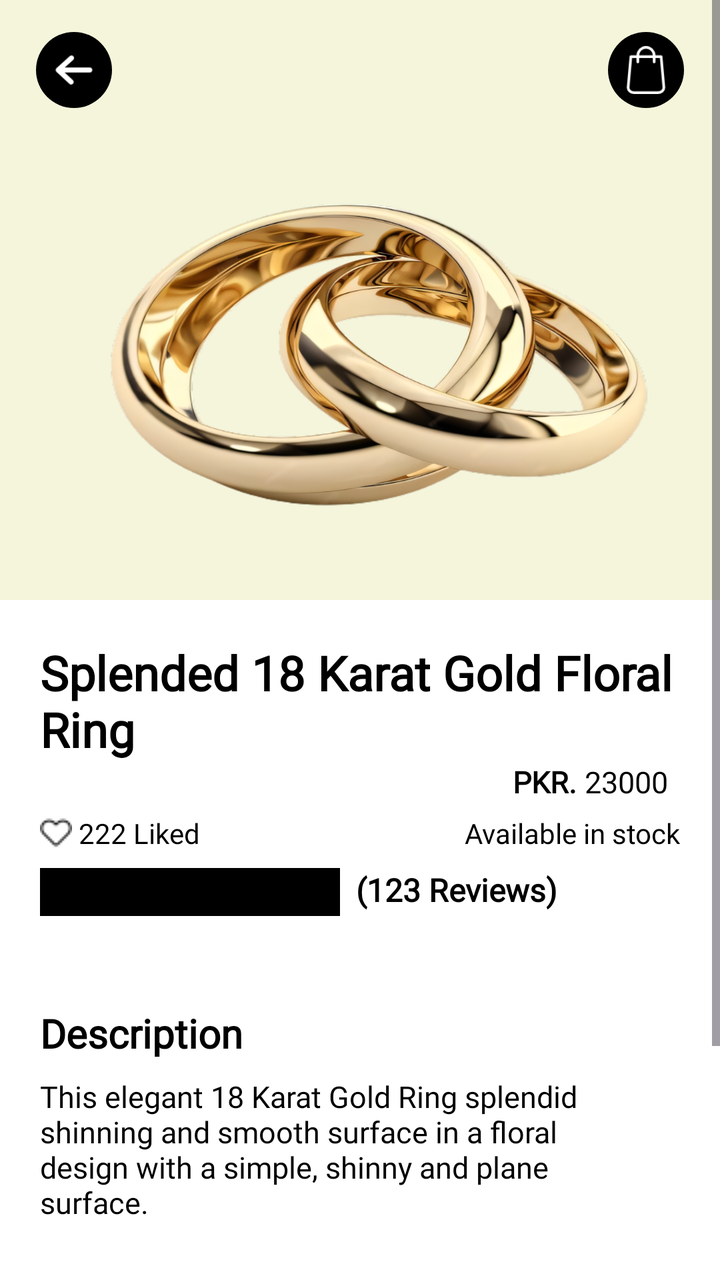
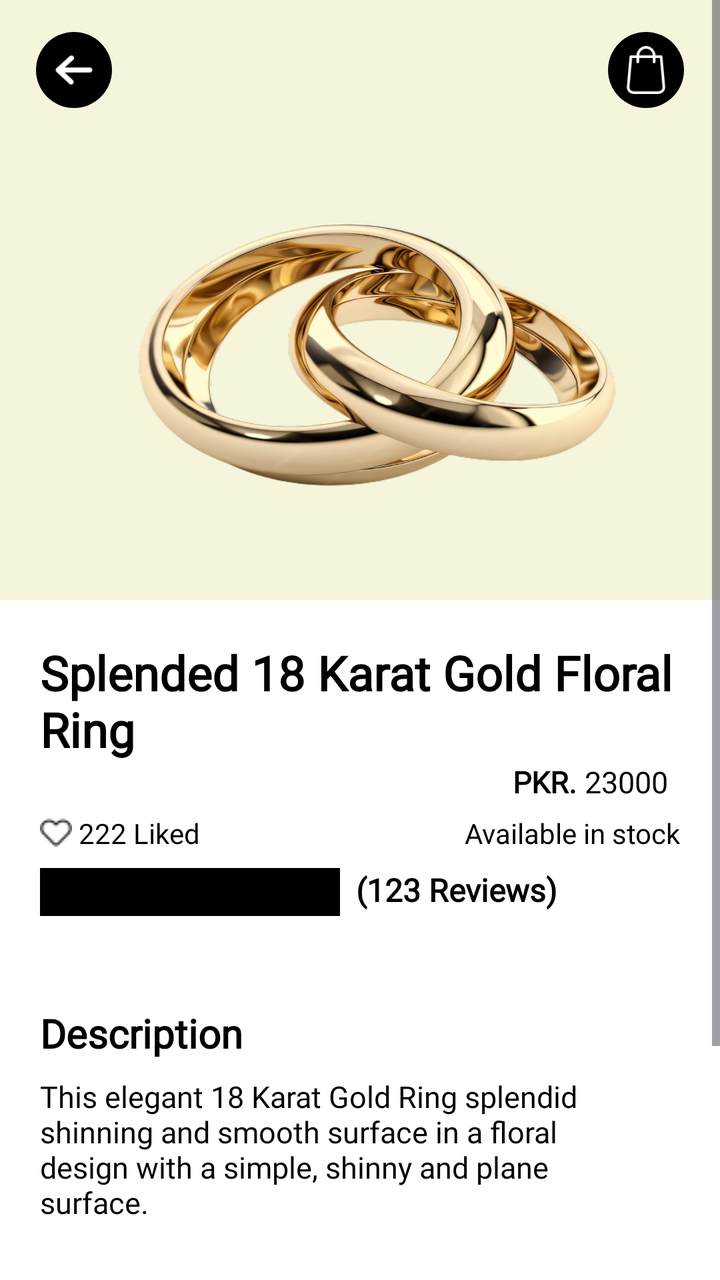

The first picture is an Android layout as it rendered before a commit; the second is the same layout after the commit. The layout source and the unified diff follow.
<!-- AndroidManifest.xml: application theme Theme.SparkleHaven -->
<!-- res/layout/activity_product_details.xml -->
<?xml version="1.0" encoding="utf-8"?>
<ScrollView xmlns:android="http://schemas.android.com/apk/res/android"
    xmlns:app="http://schemas.android.com/apk/res-auto"
    xmlns:tools="http://schemas.android.com/tools"
    android:id="@+id/main"
    android:layout_width="match_parent"
    android:layout_height="match_parent"
    android:background="@color/White_Pure"
    tools:context=".product.activities.ProductDetailsActivity">

    <LinearLayout
        android:layout_width="match_parent"
        android:layout_height="match_parent"
        android:orientation="vertical">

        <LinearLayout
            android:layout_width="match_parent"
            android:layout_height="300dp"
            android:orientation="vertical"
            android:background="@color/Beige">

            <LinearLayout
                android:layout_width="match_parent"
                android:layout_height="wrap_content"
                android:orientation="horizontal"
                android:layout_marginTop="16dp"
                android:layout_marginHorizontal="18dp">

                <LinearLayout
                    android:layout_width="match_parent"
                    android:layout_height="wrap_content"
                    android:layout_weight="1">

                    <LinearLayout
                        android:layout_width="38dp"
                        android:layout_height="38dp"
                        android:background="@drawable/black_fill_circle_shape"
                        android:padding="6dp">

                        <ImageView
                            android:layout_width="match_parent"
                            android:layout_height="match_parent"
                            android:src="@drawable/back64"
                            app:tint="@color/white" />

                    </LinearLayout>

                </LinearLayout>

                <LinearLayout
                    android:id="@+id/goToCartBtn"
                    android:layout_width="38dp"
                    android:layout_height="38dp"
                    android:background="@drawable/black_fill_circle_shape"
                    android:gravity="center"
                    android:padding="7dp">

                    <ImageView
                        android:layout_width="match_parent"
                        android:layout_height="match_parent"
                        android:src="@drawable/shopping_bag"
                        app:tint="@color/white" />

                </LinearLayout>

            </LinearLayout>

            <ImageView
                android:id="@+id/mainProductImage"
                android:layout_width="match_parent"
                android:layout_height="match_parent"
                android:scaleType="fitXY"
                android:src="@drawable/pure_gold_couple_ring"/>

        </LinearLayout>

        <LinearLayout
            android:layout_width="match_parent"
            android:layout_height="match_parent"
            android:orientation="vertical"
            android:padding="20dp">

            <TextView
                android:id="@+id/productName"
                android:layout_width="wrap_content"
                android:layout_height="wrap_content"
                android:text="Splended 18 Karat Gold Floral Ring"
                android:textColor="@color/black"
                android:textSize="24sp"
                android:maxLines="2"
                android:ellipsize="end"
                android:fontFamily="@font/cinzel_medium"
                android:textStyle="bold"/>

            <LinearLayout
                android:layout_width="match_parent"
                android:layout_height="wrap_content"
                android:orientation="horizontal"
                android:gravity="end"
                android:layout_marginEnd="6dp">

                <TextView
                    android:layout_width="wrap_content"
                    android:layout_height="wrap_content"
                    android:text="PKR."
                    android:textStyle="bold"
                    android:textSize="15sp"
                    android:textColor="@color/Black_Pure"
                    android:fontFamily="@font/lora_medium"/>

                <TextView
                    android:id="@+id/itemProductPrice"
                    android:layout_width="wrap_content"
                    android:layout_height="wrap_content"
                    android:text="23000"
                    android:layout_marginStart="4dp"
                    android:textSize="15sp"
                    android:textColor="@color/Black_Pure"
                    android:fontFamily="@font/lora_medium"/>

            </LinearLayout>
            
            <LinearLayout
                android:layout_width="match_parent"
                android:layout_height="wrap_content"
                android:orientation="horizontal"
                android:layout_marginTop="6dp">

                <TextView
                    android:layout_width="wrap_content"
                    android:layout_height="wrap_content"
                    android:text=" 222 Liked"
                    app:drawableStartCompat="@drawable/unfav16"
                    app:drawableTint="@color/black"
                    android:textColor="@color/black"
                    android:layout_weight="1"
                    android:fontFamily="@font/lora_medium"/>

                <TextView
                    android:layout_width="wrap_content"
                    android:layout_height="wrap_content"
                    android:text="Available in stock"
                    android:textColor="@color/black"
                    android:layout_weight="1"
                    android:textAlignment="textEnd"
                    android:fontFamily="@font/lora_medium"/>

            </LinearLayout>

            <LinearLayout
                android:layout_width="wrap_content"
                android:layout_height="wrap_content"
                android:orientation="horizontal"
                android:layout_marginTop="8dp">

                <me.zhanghai.android.materialratingbar.MaterialRatingBar
                    android:layout_width="150dp"
                    android:layout_height="24dp"
                    android:numStars="5"
                    android:stepSize="1"
                    android:progressTint="@color/Gold_Dark"
                    android:backgroundTint="@color/black" />
                
                <TextView
                    android:layout_width="wrap_content"
                    android:layout_height="wrap_content"
                    android:text="(123 Reviews)"
                    android:textColor="@color/black"
                    android:textStyle="bold"
                    android:textSize="16sp"
                    android:layout_marginStart="8dp"
                    android:fontFamily="@font/lora_medium"/>

            </LinearLayout>
            
            <androidx.cardview.widget.CardView
                android:layout_width="wrap_content"
                android:layout_height="wrap_content"
                app:cardBackgroundColor="@color/white"
                app:cardCornerRadius="28dp"
                android:visibility="gone"
                android:layout_marginStart="12dp"
                android:layout_marginTop="16dp"
                app:cardElevation="4dp">

                <LinearLayout
                    android:layout_width="wrap_content"
                    android:layout_height="wrap_content"
                    android:orientation="horizontal"
                    android:paddingHorizontal="30dp"
                    android:gravity="center"
                    android:layout_marginVertical="10dp">

                    <TextView
                        android:layout_width="wrap_content"
                        android:layout_height="wrap_content"
                        android:text="Size :"
                        android:textSize="16sp"
                        android:textStyle="bold"
                        android:textColor="@color/black"
                        android:fontFamily="@font/lora_medium"/>

                    <AutoCompleteTextView
                        android:layout_width="wrap_content"
                        android:layout_height="wrap_content"
                        android:layout_marginStart="8dp"
                        android:inputType="none"
                        android:textColor="@color/black"
                        android:text="17"
                        android:textSize="16sp"
                        android:layout_marginTop="2dp"
                        android:background="@null"
                        android:fontFamily="@font/cinzel_medium"
                        android:textStyle="bold"/>

                </LinearLayout>

            </androidx.cardview.widget.CardView>

            <TextView
                android:layout_width="wrap_content"
                android:layout_height="wrap_content"
                android:text="Description"
                android:textSize="20sp"
                android:textStyle="bold"
                android:layout_marginTop="45dp"
                android:textColor="@color/black"
                android:fontFamily="@font/lora_medium"/>

            <TextView
                android:id="@+id/productDescription"
                android:layout_width="wrap_content"
                android:layout_height="wrap_content"
                android:text="@string/ring_description"
                android:textColor="@color/black"
                android:textSize="15sp"
                android:fontFamily="@font/lora_medium"
                android:layout_marginEnd="30dp"
                android:layout_marginTop="8dp"/>

            <LinearLayout
                android:layout_width="match_parent"
                android:layout_height="wrap_content"
                android:orientation="horizontal"
                android:gravity="center_vertical"
                android:layout_marginTop="30dp">

                <LinearLayout
                    android:layout_width="match_parent"
                    android:layout_height="wrap_content"
                    android:layout_weight="1"
                    android:gravity="center_vertical">

                    <LinearLayout
                        android:id="@+id/minusBtn"
                        android:layout_width="34dp"
                        android:layout_height="34dp"
                        android:background="@drawable/black_outlined_circle_shape"
                        android:gravity="center"
                        android:padding="8dp">

                        <ImageView
                            android:layout_width="wrap_content"
                            android:layout_height="wrap_content"
                            android:src="@drawable/minus32"/>

                    </LinearLayout>

                    <TextView
                        android:id="@+id/productCount"
                        android:layout_width="wrap_content"
                        android:layout_height="wrap_content"
                        android:text="03"
                        android:textSize="18sp"
                        android:textColor="@color/black"
                        android:fontFamily="@font/lora_medium"
                        android:textStyle="bold"
                        android:maxLength="2"
                        android:layout_marginHorizontal="14dp"/>

                    <LinearLayout
                        android:id="@+id/plusBtn"
                        android:layout_width="34dp"
                        android:layout_height="34dp"
                        android:background="@drawable/black_fill_circle_shape"
                        android:gravity="center"
                        android:padding="8dp">

                        <ImageView
                            android:layout_width="wrap_content"
                            android:layout_height="wrap_content"
                            android:src="@drawable/plus32"
                            app:tint="@color/white" />

                    </LinearLayout>

                </LinearLayout>

                <LinearLayout
                    android:layout_width="match_parent"
                    android:layout_height="wrap_content"
                    android:layout_weight="0.9"
                    android:gravity="end"
                    android:orientation="horizontal">

                    <TextView
                        android:layout_width="wrap_content"
                        android:layout_height="wrap_content"
                        android:text="Total: PKR."
                        android:textStyle="bold"
                        android:textColor="@color/black"
                        android:fontFamily="@font/lora_medium"
                        android:textSize="18sp"/>

                    <TextView
                        android:id="@+id/productTotalPrice"
                        android:layout_width="wrap_content"
                        android:layout_height="wrap_content"
                        android:text="18000000"
                        android:maxLines="1"
                        android:ellipsize="end"
                        android:layout_marginStart="6dp"
                        android:textColor="@color/black"
                        android:fontFamily="@font/lora_medium"
                        android:textSize="18sp"/>

                </LinearLayout>

            </LinearLayout>

            <androidx.cardview.widget.CardView
                android:id="@+id/addToCartBtn"
                android:layout_width="match_parent"
                android:layout_height="54dp"
                app:cardElevation="4dp"
                android:layout_gravity="bottom"
                app:cardCornerRadius="12dp"
                android:layout_marginTop="28dp"
                android:layout_marginBottom="6dp"
                app:cardBackgroundColor="@color/black">

                <LinearLayout
                    android:layout_width="match_parent"
                    android:layout_height="match_parent"
                    android:orientation="horizontal"
                    android:gravity="center">
                    
                    <ImageView
                        android:layout_width="28dp"
                        android:layout_height="28dp"
                        android:src="@drawable/shopping_bag"
                        app:tint="@color/white" />
                    
                    <TextView
                        android:layout_width="wrap_content"
                        android:layout_height="wrap_content"
                        android:text="Add to cart"
                        android:textSize="18sp"
                        android:fontFamily="@font/cinzel_medium"
                        android:textColor="@color/white"
                        android:textStyle="bold"
                        android:layout_marginStart="10dp"/>

                </LinearLayout>

            </androidx.cardview.widget.CardView>

        </LinearLayout>

    </LinearLayout>

</ScrollView>
<!-- resources referenced by this layout -->
<resources>
  <color name="Beige">#F5F5DC</color>
  <color name="Black_Pure">#FF000000</color>
  <color name="Gold_Dark">#DAA520</color>
  <color name="White_Pure">#FFFFFFFF</color>
  <color name="black">#FF000000</color>
  <color name="white">#FFFFFFFF</color>
  <!-- drawable back64: png bitmap (drawable, 654 bytes) -->
  <!-- drawable black_fill_circle_shape (drawable) -->
  <?xml version="1.0" encoding="utf-8"?>
  <shape android:shape="rectangle" xmlns:android="http://schemas.android.com/apk/res/android">
      <solid android:color="@color/black"/>
      <corners android:radius="300dp"/>
  </shape>
  <!-- drawable black_outlined_circle_shape (drawable) -->
  <?xml version="1.0" encoding="utf-8"?>
  <shape android:shape="rectangle" xmlns:android="http://schemas.android.com/apk/res/android">
      <corners android:radius="300dp"/>
      <stroke android:color="@color/black"
          android:width="2dp"/>
  </shape>
  <!-- drawable minus32: png bitmap (drawable, 206 bytes) -->
  <!-- drawable plus32: png bitmap (drawable, 299 bytes) -->
  <!-- drawable pure_gold_couple_ring: png bitmap (drawable, 661787 bytes) -->
  <!-- drawable shopping_bag: png bitmap (drawable, 1223 bytes) -->
  <!-- drawable unfav16: png bitmap (drawable, 358 bytes) -->
  <string name="ring_description">This elegant 18 Karat Gold Ring splendid shinning and smooth surface in a floral design with a simple, shinny and plane surface. </string>
  <style name="Theme.SparkleHaven" parent="Base.Theme.SparkleHaven" />
  <style name="Base.Theme.SparkleHaven" parent="Theme.Material3.DayNight.NoActionBar">
          
          
      </style>
</resources>

<!-- the commit's change to res/layout/activity_product_details.xml (unified diff, before → after) -->
@@ -63,6 +63,7 @@
 
                 </LinearLayout>
 
+
             </LinearLayout>
 
             <ImageView
@@ -70,6 +71,8 @@
                 android:layout_width="match_parent"
                 android:layout_height="match_parent"
                 android:scaleType="fitXY"
+                android:paddingVertical="16dp"
+                android:paddingHorizontal="20dp"
                 android:src="@drawable/pure_gold_couple_ring"/>
 
         </LinearLayout>
@@ -172,50 +175,6 @@
                     android:fontFamily="@font/lora_medium"/>
 
             </LinearLayout>
-            
-            <androidx.cardview.widget.CardView
-                android:layout_width="wrap_content"
-                android:layout_height="wrap_content"
-                app:cardBackgroundColor="@color/white"
-                app:cardCornerRadius="28dp"
-                android:visibility="gone"
-                android:layout_marginStart="12dp"
-                android:layout_marginTop="16dp"
-                app:cardElevation="4dp">
-
-                <LinearLayout
-                    android:layout_width="wrap_content"
-                    android:layout_height="wrap_content"
-                    android:orientation="horizontal"
-                    android:paddingHorizontal="30dp"
-                    android:gravity="center"
-                    android:layout_marginVertical="10dp">
-
-                    <TextView
-                        android:layout_width="wrap_content"
-                        android:layout_height="wrap_content"
-                        android:text="Size :"
-                        android:textSize="16sp"
-                        android:textStyle="bold"
-                        android:textColor="@color/black"
-                        android:fontFamily="@font/lora_medium"/>
-
-                    <AutoCompleteTextView
-                        android:layout_width="wrap_content"
-                        android:layout_height="wrap_content"
-                        android:layout_marginStart="8dp"
-                        android:inputType="none"
-                        android:textColor="@color/black"
-                        android:text="17"
-                        android:textSize="16sp"
-                        android:layout_marginTop="2dp"
-                        android:background="@null"
-                        android:fontFamily="@font/cinzel_medium"
-                        android:textStyle="bold"/>
-
-                </LinearLayout>
-
-            </androidx.cardview.widget.CardView>
 
             <TextView
                 android:layout_width="wrap_content"
